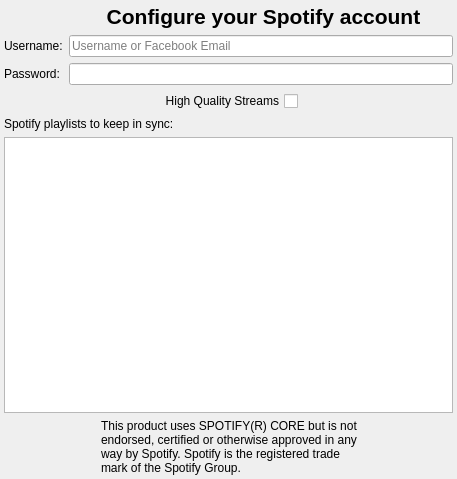
Qt form src/accounts/spotify/SpotifyAccountConfig.ui (tomahawk-player/tomahawk) before a commit.
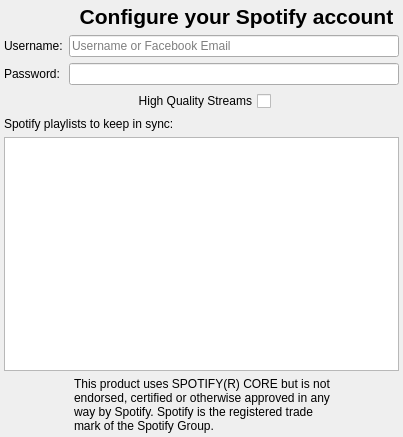
The same form after that commit. Icons and pictures are not drawn.

```diff
--- a/src/accounts/spotify/SpotifyAccountConfig.ui
+++ b/src/accounts/spotify/SpotifyAccountConfig.ui
@@ -6,8 +6,8 @@
    <rect>
     <x>0</x>
     <y>0</y>
-    <width>457</width>
-    <height>479</height>
+    <width>403</width>
+    <height>437</height>
    </rect>
   </property>
   <property name="sizePolicy">
```
